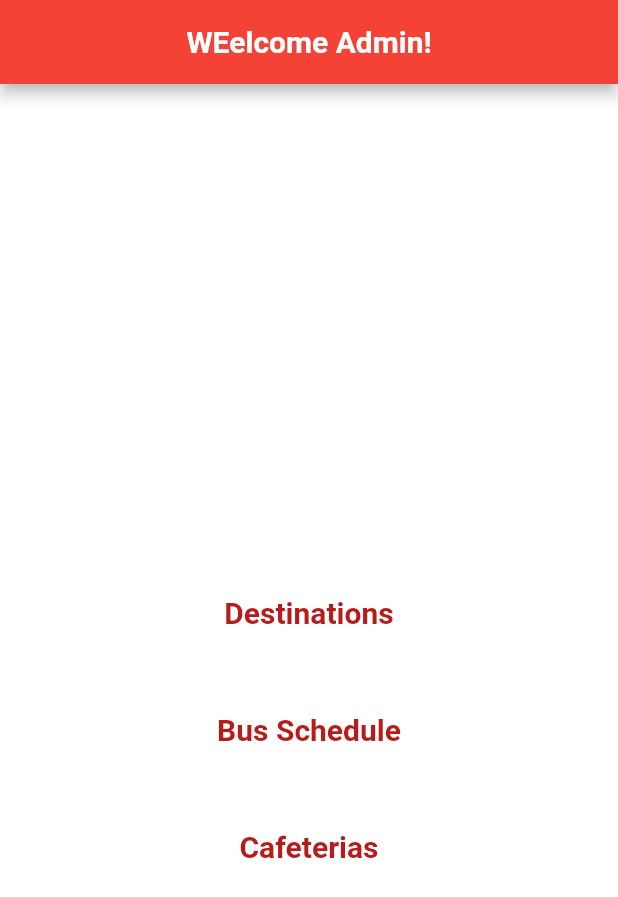
After one commit to anantapriya99/UTM-travel-guide, a Flutter app: the AdminHomepage screen opened directly, on a phone screen of 412 x 824 dp. The commit adds this screen. Shown: the top 897 px of the screen. Run offline on Flutter 3.47's test engine with Material 2 defaults, Android fonts, the phone set to English and light mode, and no system bars; our stand-ins replace cloud_firestore, firebase_auth, firebase_core, fluttertoast; missing offline and left inert: cloud_firestore_web, firebase_auth_web, firebase_core_web; accounts and stored records are empty.

Commit message:
Admin-page-try-run

```diff
--- /dev/null
+++ b/lib/admin_homepage.dart
@@ -0,0 +1,90 @@
+import 'package:flutter/material.dart';
+
+class AdminHomepage extends StatefulWidget {
+  AdminHomepage({Key? key}) : super(key: key);
+
+  @override
+  State<AdminHomepage> createState() => _AdminHomepageState();
+}
+
+class _AdminHomepageState extends State<AdminHomepage> {
+  @override
+  Widget build(BuildContext context) {
+    return Scaffold(
+        backgroundColor: Colors.white,
+        appBar: AppBar(
+          title: Text("WEelcome Admin!"),
+          titleTextStyle: TextStyle(
+              color: Colors.white, fontSize: 20, fontWeight: FontWeight.bold),
+          backgroundColor: Colors.red,
+          centerTitle: true,
+        ),
+        body: Center(
+            child: SingleChildScrollView(
+          child: Padding(
+            padding: EdgeInsets.all(20),
+            child: Column(
+              mainAxisAlignment: MainAxisAlignment.center,
+              crossAxisAlignment: CrossAxisAlignment.center,
+              children: <Widget>[
+                //SizedBox(height: 100, child: Image.asset("assets/upic.png", fit: BoxFit.contain)),
+                SizedBox(
+                  height: 100,
+                ),
+                ActionChip(
+                    label: Container(
+                      width: 150,
+                      height: 30,
+                      child: Text("Destinations", textAlign: TextAlign.center),
+                    ),
+                    labelStyle: TextStyle(
+                        color: Colors.red[900],
+                        fontSize: 20,
+                        fontWeight: FontWeight.bold),
+                    backgroundColor: Colors.white,
+                    onPressed: () {
+                      // Navigator.push(context,
+                      // MaterialPageRoute(builder: ((context) => Meranti())));
+                    }),
+                SizedBox(
+                  height: 30,
+                ),
+                ActionChip(
+                    label: Container(
+                      width: 150,
+                      height: 30,
+                      child: Text("Bus Schedule", textAlign: TextAlign.center),
+                    ),
+                    labelStyle: TextStyle(
+                        color: Colors.red[900],
+                        fontSize: 20,
+                        fontWeight: FontWeight.bold),
+                    backgroundColor: Colors.white,
+                    onPressed: () {
+                      //Navigator.push(context,
+                      // MaterialPageRoute(builder: ((context) => Chengal())));
+                    }),
+                SizedBox(
+                  height: 30,
+                ),
+                ActionChip(
+                    label: Container(
+                      width: 150,
+                      height: 30,
+                      child: Text("Cafeterias", textAlign: TextAlign.center),
+                    ),
+                    labelStyle: TextStyle(
+                        color: Colors.red[900],
+                        fontSize: 20,
+                        fontWeight: FontWeight.bold),
+                    backgroundColor: Colors.white,
+                    onPressed: () {
+                      //Navigator.push(context,
+                      //MaterialPageRoute(builder: ((context) => Cafe())));
+                    }),
+              ],
+            ),
+          ),
+        )));
+  }
+}
--- a/pubspec.yaml
+++ b/pubspec.yaml
@@ -23,6 +23,7 @@ dependencies:
   flutter:
     sdk: flutter
   fluttertoast: ^8.0.9
+  rxdart: ^0.27.4
   url_launcher: ^6.1.3
 
 dev_dependencies:
```
Also changed, not shown: lib/screens/login_screen.dart (+96 -8 lines), pubspec.lock, 2 other files.
